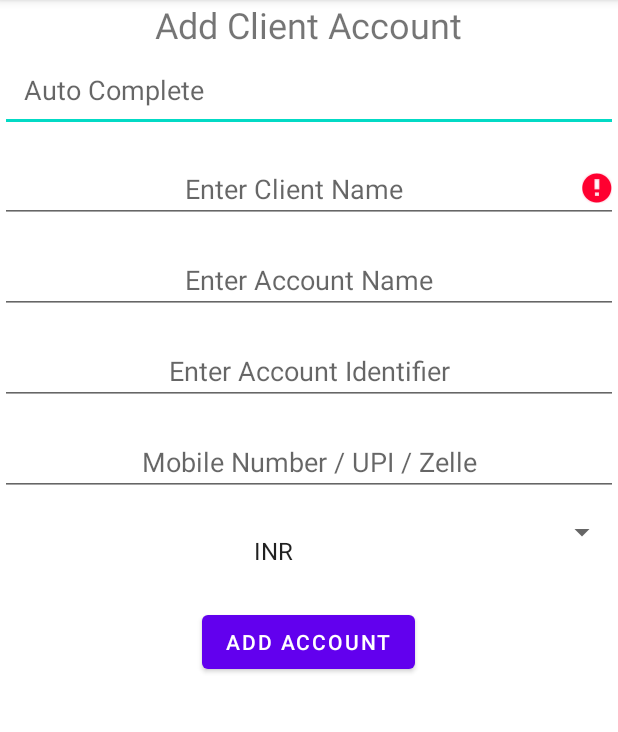
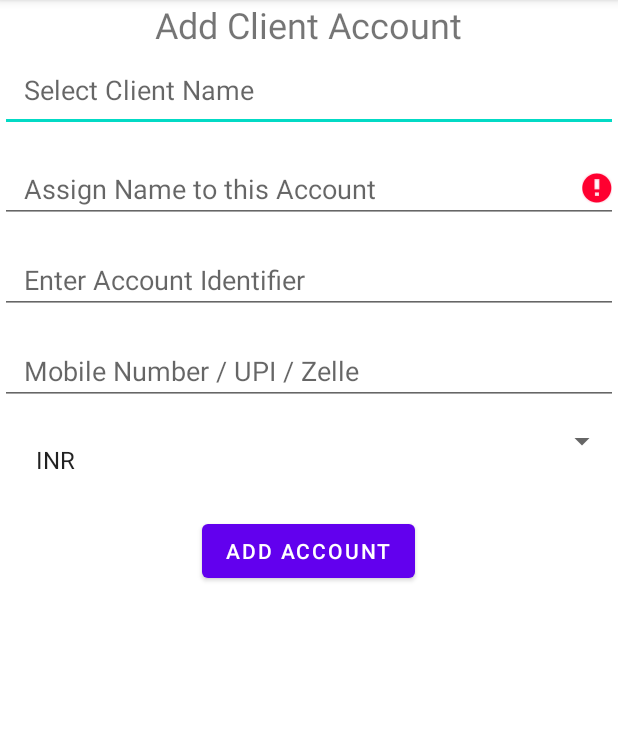
Before and after one commit to krishna143010/AndroidProject, an Android app: the fragment AddAccountFragment shown on its own in the app's theme, after a tap on "ADD ACCOUNT", on a phone screen of 412 x 824 dp, the part 84-816 px from its top. Run offline under Robolectric (Android 15) with nearby library versions, the light colour scheme and no system bars; 1 statement that could not run was skipped.

Commit message:
Dev Branch

```diff
--- a/app/src/main/java/com/example/myapplication/AddAccountFragment.kt
+++ b/app/src/main/java/com/example/myapplication/AddAccountFragment.kt
@@ -24,30 +24,18 @@ class AddAccountFragment : Fragment() {
     override fun onViewCreated(view: View, savedInstanceState: Bundle?) {
         super.onViewCreated(view, savedInstanceState)
         val cityList = mutableListOf(
-            Cities("London", "1"),
-            Cities("Miami", "2"),
-            Cities("California", "3"),
-            Cities("Los Angeles", "4"),
-            Cities("Chicago", "5"),
-            Cities("Houston", "6")
+            Cities("London", "6"),
+            Cities("Miami", "12"),
+            Cities("California", "13"),
+            Cities("Los Angeles", "40"),
+            Cities("Chicago", "15"),
+            Cities("Houston", "61")
         )
         val clientNameACTV: AutoCompleteTextView=view.findViewById<AutoCompleteTextView>(R.id.cityAutoCompleteView)
         val adapterForClientName = CustomFilterAdapter(this.requireContext(),android.R.layout.select_dialog_singlechoice,cityList)
+        clientNameACTV.setAdapter(adapterForClientName)
         var clientId: Long? =null
-        clientNameACTV.setOnItemClickListener { parent, view, position, id -> (
-            run {
-                println("ID is $id")
-                clientId=id
-            }
-        )}
-
-        val languages = resources.getStringArray(R.array.Languages)
-
-        //val arrayAdapter=GetSearchAdapter(this.requireContext(),R.layout.fragment_add_account,android.R.layout.simple_list_item_1,arr)
-        clientNameACTV.setAdapter(adapterForClientName)
-
         val addAccountButtonView= view.findViewById<Button>(R.id.addAccountButtonView)
-        val clientNameEditTextView=view.findViewById<EditText>(R.id.clientNameEditTextView)
         val accountNameEditTextView=view.findViewById<EditText>(R.id.accountNameEditTextView)
         val accountIdentifierEditTextView=view.findViewById<EditText>(R.id.accountIdentifierEditTextView)
         val preferredPaymentMethod=view.findViewById<EditText>(R.id.preferredPaymentMethodEditTextView)
@@ -59,36 +47,33 @@ class AddAccountFragment : Fragment() {
             R.array.currency_types,
             android.R.layout.simple_spinner_item
         ).also { adapter ->
-            // Specify the layout to use when the list of choices appears
             adapter.setDropDownViewResource(android.R.layout.simple_spinner_dropdown_item)
-            // Apply the adapter to the spinner
             spinner.adapter = adapter
         }
+        clientNameACTV.setOnItemClickListener { parent, view, position, id -> (
+            run {
+                clientId=id
+                println("Client Id is $clientId")
+            }
+        )}
 
         addAccountButtonView.setOnClickListener(){
             currencyTypeSelected=spinner.selectedItem.toString()
-            println("Currency Selected "+currencyTypeSelected)
-            println("Account Name entered is:"+clientNameEditTextView.text.toString())
-            if(!Regex("[A-Za-z]|[A-Za-z][A-Z a-z]*[A-Za-z]").matches(clientNameEditTextView.text.toString())){
+            println("Field Value "+clientNameACTV.text.toString()+" cityList Value "+cityList.getOrNull(clientId.toString().toInt()).toString())
+            if(!Regex("[A-Za-z]|[A-Za-z][A-Z a-z]*[A-Za-z]").matches(accountNameEditTextView.text.toString())){
 
                 //println("Else Loop Should not be empy from Println")
-                clientNameEditTextView.setError("Name invalid")
-            }else if(!Regex("[A-Za-z]|[A-Za-z][A-Z a-z]*[A-Za-z]").matches(accountNameEditTextView.text.toString())){
-
-                //println("Else Loop Should not be empy from Println")
-                accountNameEditTextView.setError("Account Name invalid")
+                accountNameEditTextView.setError("Account Name should Contain Only Alphabets and Space in between")
             }else if(!Regex("[0-9]*").matches(accountIdentifierEditTextView.text.toString())){
-
-                //println("Else Loop Should not be empy from Println")
-                accountIdentifierEditTextView.setError("Name invalid")
+                accountIdentifierEditTextView.setError("Account Number Should Contain Only the digits")
             }else if(!Regex("[A-Za-z0-9@]*").matches(preferredPaymentMethod.text.toString())){
-
-                //println("Else Loop Should not be empy from Println")
-                preferredPaymentMethod.setError("UPI invalid")
+                preferredPaymentMethod.setError("Payment method invalid")
+            }else if(cityList.getOrNull(clientId.toString().toInt()).toString()==clientNameACTV.text.toString() || cityList.getOrNull(clientId.toString().toInt()).toString()==null){
+                clientNameACTV.setError("Client Name is Not Valid")
             }else{
                 println("iF Loop Should not be empy from Println")
                 val myDBHelper=DBAccessClass(this.requireContext())
-                val insertStatus:Long=myDBHelper.insertAccounts(accountNameEditTextView.text.toString(),accountIdentifierEditTextView.text.toString(),preferredPaymentMethod.text.toString(),true, currencyTypeSelected.toString(),1)
+                val insertStatus:Long=myDBHelper.insertAccounts(accountNameEditTextView.text.toString(),accountIdentifierEditTextView.text.toString(),preferredPaymentMethod.text.toString(),true, currencyTypeSelected.toString(),clientId.toString().toInt())
                 if(insertStatus>0){
                     Snackbar.make(it,"Account \""+accountNameEditTextView.text.toString()+"\" add Success",
                         Snackbar.LENGTH_LONG).show()
--- a/app/src/main/java/com/example/myapplication/DBAccessClass.kt
+++ b/app/src/main/java/com/example/myapplication/DBAccessClass.kt
@@ -8,9 +8,14 @@ import android.util.Log
 import java.util.Date
 import kotlin.properties. Delegates
 class DBAccessClass(context: Context): SQLiteOpenHelper(context,"FundManagerDB",null,1) {
+    override fun onConfigure(db: SQLiteDatabase) {
+        db.setForeignKeyConstraintsEnabled(true)
+    }
     override fun onCreate(myDB: SQLiteDatabase?) {
         println("onCreate Before FundManagerAccounts table creating")
+
         if (myDB != null) { //myDB already exists
+            myDB.execSQL("PRAGMA foreign_keys=ON;")
             val fmtExists: Unit? = myDB?.execSQL("SELECT name FROM sqlite_master WHERE type='table' AND name = 'FundManagerAccounts'")
             if (fmtExists != null) {
                 println("FundManagerAccounts table creating")
@@ -20,12 +25,12 @@ class DBAccessClass(context: Context): SQLiteOpenHelper(context,"FundManagerDB",
             val clientExists: Unit? = myDB?.execSQL("SELECT name FROM sqlite_master WHERE type='table' AND name = 'Clients'")
             if (clientExists != null) {
                 //create table if it does not exist
-                myDB.execSQL ("create table Clients (clientID INTEGER primary key AutoIncrement, clientName text, activeStatus boolean, deleteStatus boolean,timestamp  DATETIME DEFAULT CURRENT_TIMESTAMP,fmIdAssociated INTEGER ,UNIQUE(fmIdAssociated, clientName) ON CONFLICT REPLACE,FOREIGN KEY(fmIdAssociated) REFERENCES FundManagerAccounts(fmID)) ")
+                myDB.execSQL ("create table Clients (clientID INTEGER primary key AutoIncrement, clientName text, activeStatus boolean, deleteStatus boolean,timestamp  DATETIME DEFAULT CURRENT_TIMESTAMP,fmIdAssociated INTEGER,FOREIGN KEY(fmIdAssociated) REFERENCES FundManagerAccounts(fmID)) ")
             }
             val actExists: Unit? = myDB?.execSQL("SELECT name FROM sqlite_master WHERE type='table' AND name = 'Accounts'")
             if (actExists != null) {
                 //create table if it does not exist
-                myDB.execSQL ("create table Accounts (accountID INTEGER primary key AutoIncrement, accountNumber text, upiId text UNIQUE,activeStatus boolean,currencyType text, accountName text,timestamp  DATETIME DEFAULT CURRENT_TIMESTAMP,clientIDAssociated INTEGER ,UNIQUE(accountName, clientIDAssociated) ON CONFLICT REPLACE,FOREIGN KEY(clientIDAssociated) REFERENCES Clients(clientID)) ")
+                myDB.execSQL ("create table Accounts (accountID INTEGER primary key AutoIncrement, accountNumber text, upiId text,activeStatus boolean,currencyType text, accountName text,timestamp  DATETIME DEFAULT CURRENT_TIMESTAMP,clientIDAssociated INTEGER ,FOREIGN KEY(clientIDAssociated) REFERENCES Clients(clientID)) ")
             }
             val txsExists: Unit? = myDB?.execSQL("SELECT name FROM sqlite_master WHERE type='table' AND name = 'TransactionsTable'")
             if (txsExists != null) {
@@ -76,7 +81,7 @@ class DBAccessClass(context: Context): SQLiteOpenHelper(context,"FundManagerDB",
         contentValues.put ("accountName", accountName)
         contentValues.put ("accountNumber", accountNumber)
         contentValues.put ("upiId", upiId)
-        contentValues.put ("status", status)
+        contentValues.put ("activeStatus", status)
         contentValues.put ("currencyType", currencyType)
         contentValues.put ("clientIDAssociated", clientIDAssociated)
         val result = myDB. insert ("Accounts", null,contentValues) //nullcolumnhack is: when you want to instert an empty row except for the auto generated id, you will need nullcolumnHack, when content values will be null.
--- a/app/src/main/res/layout/fragment_add_account.xml
+++ b/app/src/main/res/layout/fragment_add_account.xml
@@ -19,58 +19,49 @@
         android:layout_width="match_parent"
         android:layout_height="55dp"
         android:paddingStart="16dp"
-        android:hint="Auto Complete"
+        android:hint="Select Client Name"
         android:imeOptions="actionNext"
         android:singleLine="true"
-        android:completionThreshold="2"/>
-    <EditText
-        android:id="@+id/clientNameEditTextView"
-        android:layout_width="match_parent"
-        android:layout_height="wrap_content"
-        android:ems="10"
-        android:hint="Enter Client Name"
-        android:inputType="textPersonName"
-        android:paddingTop="25dp"
-        android:text=""
-        android:textAlignment="center" />
+        android:completionThreshold="1"/>
     <EditText
         android:id="@+id/accountNameEditTextView"
         android:layout_width="match_parent"
         android:layout_height="wrap_content"
+        android:paddingStart="16dp"
         android:ems="10"
-        android:hint="Enter Account Name"
+        android:hint="Assign Name to this Account"
         android:inputType="textPersonName"
-        android:paddingTop="25dp"
-        android:text=""
-        android:textAlignment="center" />
+        android:paddingTop="25dp"/>
     <EditText
         android:id="@+id/accountIdentifierEditTextView"
         android:layout_width="match_parent"
         android:layout_height="wrap_content"
         android:ems="10"
         android:hint="Enter Account Identifier"
+        android:paddingStart="16dp"
         android:inputType="textPersonName"
         android:paddingTop="25dp"
-        android:text=""
-        android:textAlignment="center" />
+        android:text=""/>
     <EditText
         android:id="@+id/preferredPaymentMethodEditTextView"
         android:layout_width="match_parent"
         android:layout_height="wrap_content"
+        android:paddingStart="16dp"
         android:ems="10"
         android:hint="Mobile Number / UPI / Zelle"
         android:inputType="textPersonName"
-        android:paddingTop="25dp"
-        android:text=""
-        android:textAlignment="center" />
+        android:paddingTop="25dp"/>
+
     <Spinner
         android:id="@+id/accountCurrencyTypeSpinner"
         android:layout_width="match_parent"
         android:layout_height="48dp"
+        android:autofillHints="Currency type"
+        android:contentDescription="Currency Type"
         android:ems="10"
+        android:paddingStart="16dp"
         android:paddingTop="25dp"
-        android:contentDescription="Currency Type"
-        android:textAlignment="center" />
+        android:visibility="visible" />
 
     <Button
         android:id="@+id/addAccountButtonView"
```
